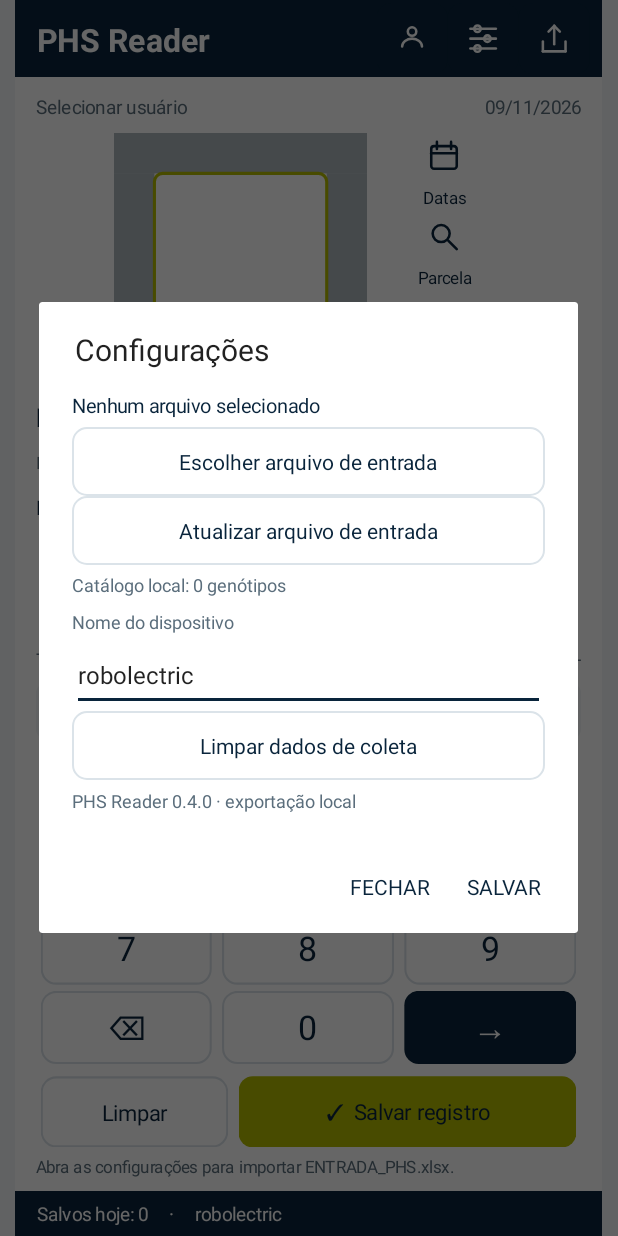
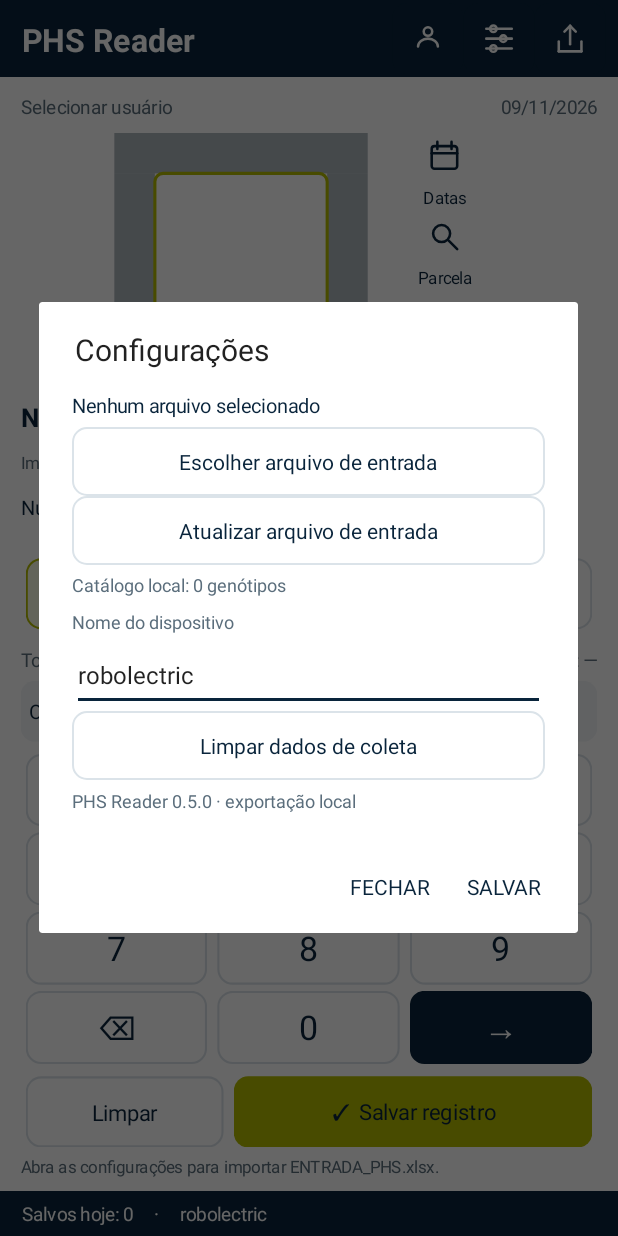
Before and after one commit to WheatResearchGDM/PHS, an Android app: the screen it shows after launch (MainActivity), after a tap on "Configurações", on a phone screen of 412 x 824 dp. Run offline under Robolectric (Android 15) with nearby library versions, the phone set to English and light mode, and no system bars; libraries missing offline, so code that uses them is left out: androidx.camera.view; 7 statements that could not run were skipped.

Commit message:
Adapt collection layout to full screen and advance after every digit

```diff
--- a/app/build.gradle
+++ b/app/build.gradle
@@ -7,8 +7,8 @@ android {
         applicationId 'br.com.phs.coleta'
         minSdk 26
         targetSdk 35
-        versionCode 4
-        versionName '0.4.0'
+        versionCode 5
+        versionName '0.5.0'
         testInstrumentationRunner 'androidx.test.runner.AndroidJUnitRunner'
     }
     compileOptions { sourceCompatibility JavaVersion.VERSION_17; targetCompatibility JavaVersion.VERSION_17 }
--- a/app/src/main/java/br/com/phs/coleta/EntryRules.java
+++ b/app/src/main/java/br/com/phs/coleta/EntryRules.java
@@ -8,7 +8,7 @@ final class EntryRules {
     if (!digit.matches("[0-9]")) return new Result(current, false, false);
     String candidate = current.equals("1") ? current + digit : digit;
     if (Integer.parseInt(candidate) > 15) return new Result(current, false, false);
-    return new Result(candidate, !candidate.equals("1"), true);
+    return new Result(candidate, true, true);
   }
 
   static boolean validNewCounts(int[] counts) {
--- a/app/src/main/java/br/com/phs/coleta/FitLayout.java
+++ b/app/src/main/java/br/com/phs/coleta/FitLayout.java
@@ -3,9 +3,11 @@ package br.com.phs.coleta;
 import android.content.Context;
 import android.view.*;
 
-/** A single portrait design canvas, uniformly scaled and centered on phones/tablets. */
+/** Responsive canvas: fill the available area while uniformly scaling fixed-size controls. */
 final class FitLayout extends ViewGroup {
   private final int designWidth, designHeight;
+  private float scale = 1;
+  private int canvasWidth, canvasHeight;
 
   FitLayout(Context context) {
     super(context);
@@ -17,26 +19,29 @@ final class FitLayout extends ViewGroup {
   @Override
   protected void onMeasure(int w, int h) {
     setMeasuredDimension(MeasureSpec.getSize(w), MeasureSpec.getSize(h));
+    int width = Math.max(1, getMeasuredWidth() - getPaddingLeft() - getPaddingRight());
+    int height = Math.max(1, getMeasuredHeight() - getPaddingTop() - getPaddingBottom());
+    scale = Math.min(width / (float) designWidth, height / (float) designHeight);
+    // Expand the logical canvas instead of leaving unused bands around a fixed portrait page.
+    // Weighted rows distribute the extra width/height; camera and icons keep a uniform scale.
+    canvasWidth = Math.round(width / scale);
+    canvasHeight = Math.round(height / scale);
     if (getChildCount() > 0)
       getChildAt(0)
           .measure(
-              MeasureSpec.makeMeasureSpec(designWidth, MeasureSpec.EXACTLY),
-              MeasureSpec.makeMeasureSpec(designHeight, MeasureSpec.EXACTLY));
+              MeasureSpec.makeMeasureSpec(canvasWidth, MeasureSpec.EXACTLY),
+              MeasureSpec.makeMeasureSpec(canvasHeight, MeasureSpec.EXACTLY));
   }
 
   @Override
   protected void onLayout(boolean changed, int left, int top, int right, int bottom) {
     if (getChildCount() == 0) return;
     View child = getChildAt(0);
-    int width = getWidth() - getPaddingLeft() - getPaddingRight(),
-        height = getHeight() - getPaddingTop() - getPaddingBottom();
-    float scale = Math.min(width / (float) designWidth, height / (float) designHeight);
     child.setPivotX(0);
     child.setPivotY(0);
     child.setScaleX(scale);
     child.setScaleY(scale);
-    int x = getPaddingLeft() + Math.round((width - designWidth * scale) / 2),
-        y = getPaddingTop() + Math.round((height - designHeight * scale) / 2);
-    child.layout(x, y, x + designWidth, y + designHeight);
+    int x = getPaddingLeft(), y = getPaddingTop();
+    child.layout(x, y, x + canvasWidth, y + canvasHeight);
   }
 }
--- a/app/src/main/java/br/com/phs/coleta/MainActivity.java
+++ b/app/src/main/java/br/com/phs/coleta/MainActivity.java
@@ -243,6 +243,8 @@ public class MainActivity extends ComponentActivity {
     camera.addView(preview, new FrameLayout.LayoutParams(-1, -1));
     camera.addView(new FramingView(this), new FrameLayout.LayoutParams(-1, -1));
     feidLabel = text("Aponte para o QR Code", 11, Color.WHITE);
+    feidLabel.setSingleLine(true);
+    feidLabel.setEllipsize(android.text.TextUtils.TruncateAt.END);
     feidLabel.setGravity(Gravity.CENTER);
     feidLabel.setBackgroundColor(0xdd09243b);
     FrameLayout.LayoutParams codeParams = new FrameLayout.LayoutParams(-1, dp(25), Gravity.BOTTOM);
@@ -465,7 +467,7 @@ public class MainActivity extends ComponentActivity {
         values[active] = result.value();
         dirty = true;
         if (result.advance()) active = Math.min(active + 1, 4);
-      } else message("Use de 0 a 15 espigas. Para registrar apenas 1, toque na seta.");
+      } else message("Use de 0 a 15 espigas.");
     }
     refreshScores();
   }
@@ -871,7 +873,7 @@ public class MainActivity extends ComponentActivity {
                       message("Coletas removidas. Cadastros preservados.");
                     })),
         46);
-    add(body, text("PHS Reader 0.4.0 · exportação local", 12, MUTED), 28);
+    add(body, text("PHS Reader 0.5.0 · exportação local", 12, MUTED), 28);
     ScrollView scroll = new ScrollView(this);
     scroll.addView(body);
     new AlertDialog.Builder(this)
```
Also changed, not shown: 5 other files.
